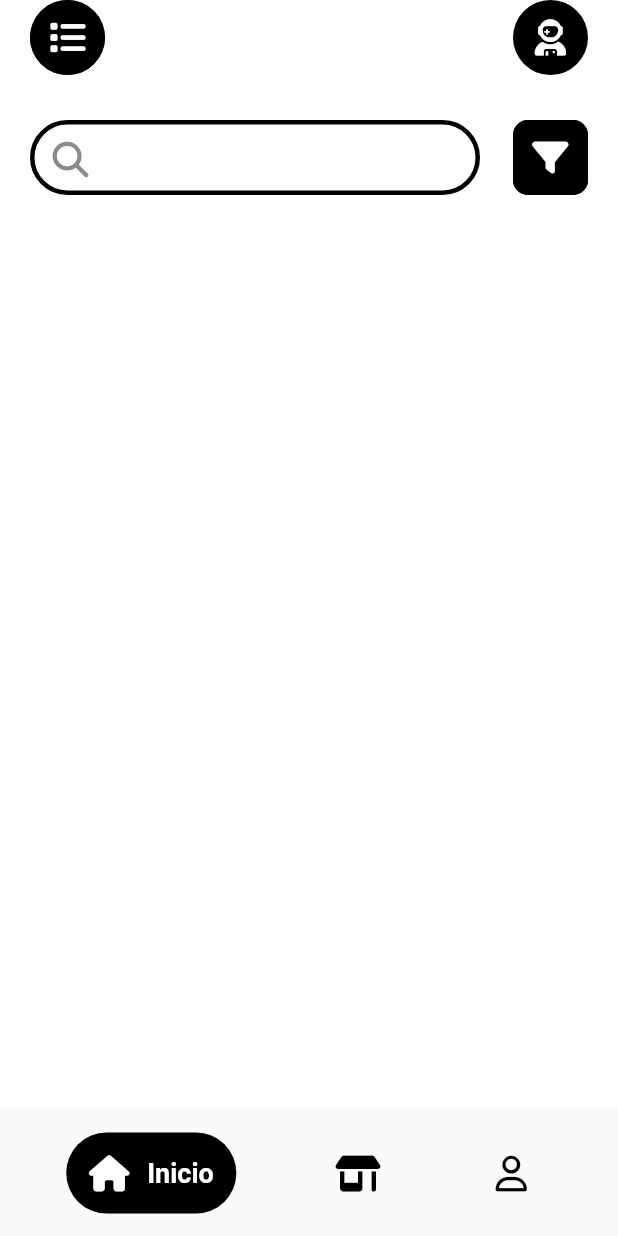
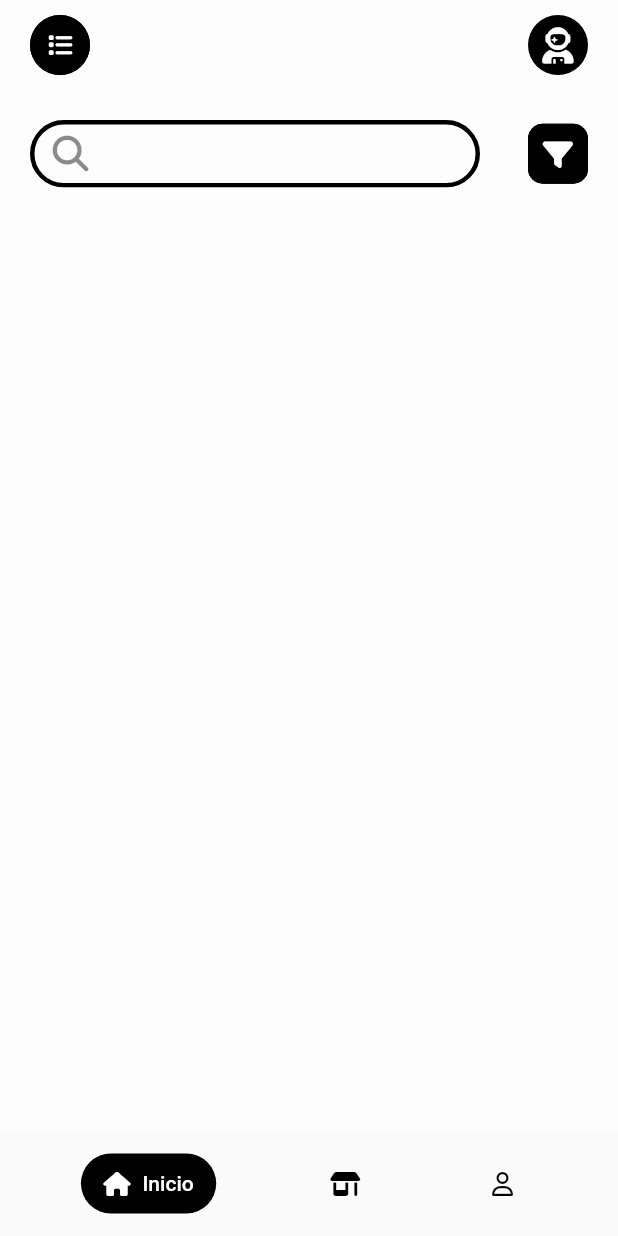
Before and after one commit to jhongo/ecommerce_gojo, a Flutter app: the screen it shows after launch, on a phone screen of 412 x 824 dp. Run offline on Flutter 3.47's test engine with Material 2 defaults, Android fonts, the phone set to English and light mode, and no system bars; drawn by our look-alikes of google_nav_bar; our stand-ins replace animate_do, font_awesome_flutter, lottie.

Commit message:
Settings style in app general

```diff
--- a/lib/components/products_components/drawer_avatar_component.dart
+++ b/lib/components/products_components/drawer_avatar_component.dart
@@ -14,8 +14,8 @@ class DrawerAvatar extends StatelessWidget {
       child: Row(
         children: [
           Container(
-            width: 50,
-            height: 50,
+            width: 40,
+            height: 40,
             alignment: Alignment.center,
             decoration: const BoxDecoration(
             color: Colors.black,
@@ -31,14 +31,14 @@ class DrawerAvatar extends StatelessWidget {
                   width: 50,
                   height: 50,
                   alignment: Alignment.center,
-                  child:const FaIcon(FontAwesomeIcons.list, color: Colors.white,),
+                  child:const FaIcon(FontAwesomeIcons.list, color: Colors.white,size: 16, ),
                 ),
               ),
             ),
           ),
           const Spacer(),
           const CircleAvatar(
-            radius: 25,
+            radius: 20,
             backgroundColor: Colors.black,
             child: FaIcon(FontAwesomeIcons.userAstronaut, color: Colors.white,),
           )
--- a/lib/components/products_components/search_filter_component.dart
+++ b/lib/components/products_components/search_filter_component.dart
@@ -7,19 +7,19 @@ class SearchFilter extends StatelessWidget {
   @override
   Widget build(BuildContext context) {
     return Container(
-      padding: EdgeInsets.symmetric(horizontal: 20),
+      padding:const EdgeInsets.symmetric(horizontal: 20),
       alignment: Alignment.center,
       child: Row(
         children: [
           ClipRRect(
             child: Container(
               width: 300,
-              height: 50,
+              height: 45,
               child: TextField(
 
                 decoration: InputDecoration(
                   prefixIcon:const Padding(
-                    padding: EdgeInsets.only(top: 13, left: 15),
+                    padding: EdgeInsets.only(top: 10, left: 15),
                      child: FaIcon(FontAwesomeIcons.magnifyingGlass)),
                   enabledBorder: OutlineInputBorder(
                     borderSide:const BorderSide(width: 3, color: Colors.black),
@@ -32,10 +32,10 @@ class SearchFilter extends StatelessWidget {
               ),
             ),
           ),
-          Spacer(),
+          const Spacer(),
           Container(
-            width: 50,
-            height: 50,
+            width: 40,
+            height:40,
             alignment: Alignment.center,
             decoration:  BoxDecoration(
             color: Colors.black,
@@ -48,10 +48,10 @@ class SearchFilter extends StatelessWidget {
                  borderRadius: BorderRadius.circular(10),
                 onTap: () => print(''),
                 child: Container(
-                  width: 50,
-                  height: 50,
+                  width: 40,
+                  height: 40,
                   alignment: Alignment.center,
-                  child:const FaIcon(FontAwesomeIcons.filter, color: Colors.white,),
+                  child:const FaIcon(FontAwesomeIcons.filter, color: Colors.white, size: 20,),
                 ),
               ),
             ),
--- a/lib/screens/products_screen.dart
+++ b/lib/screens/products_screen.dart
@@ -13,6 +13,7 @@ class ProductsScreen extends StatelessWidget {
       body: SafeArea(
         child: Column(
           children:const [
+            SizedBox(height:10 ,),
             DrawerAvatar(),
             SizedBox(height: 30,),
             SearchFilter()
--- a/lib/screens/settings_screen.dart
+++ b/lib/screens/settings_screen.dart
@@ -38,32 +38,36 @@ class CustomNavBar extends StatelessWidget {
       child: GNav(
         selectedIndex: context.read<NavBarService>().optGet ,
         onTabChange: (value) => context.read<NavBarService>().opcSet = value,
-        gap: 15,
+        gap: 10,
         activeColor: Colors.white,
         tabMargin:const EdgeInsets.symmetric(horizontal: 7, vertical: 15),
         color: Colors.black,
         tabBackgroundColor: Colors.black,
         mainAxisAlignment: MainAxisAlignment.spaceEvenly,
-        padding:const EdgeInsets.only(bottom: 15, top: 15, right: 15, left: 15 ),
+        padding:const EdgeInsets.only(bottom: 12, top: 12, right: 15, left: 15 ),
         textStyle:const TextStyle(
-          fontSize: 18,
+          fontSize: 14,
           color: Colors.white,
-          fontWeight: FontWeight.w700
+          fontWeight: FontWeight.w500,
+
         ),
         tabs:const [
           GButton(
             icon: FontAwesomeIcons.house,
             text: 'Inicio',
+            iconSize: 16,
 
             ),
           GButton(
             icon: FontAwesomeIcons.shop,
             text: 'Tienda',
+            iconSize: 16,
 
             ),
           GButton(
             icon: FontAwesomeIcons.user,
             text: 'Perfil',
+            iconSize: 16,
 
             ),
         ]),
```
